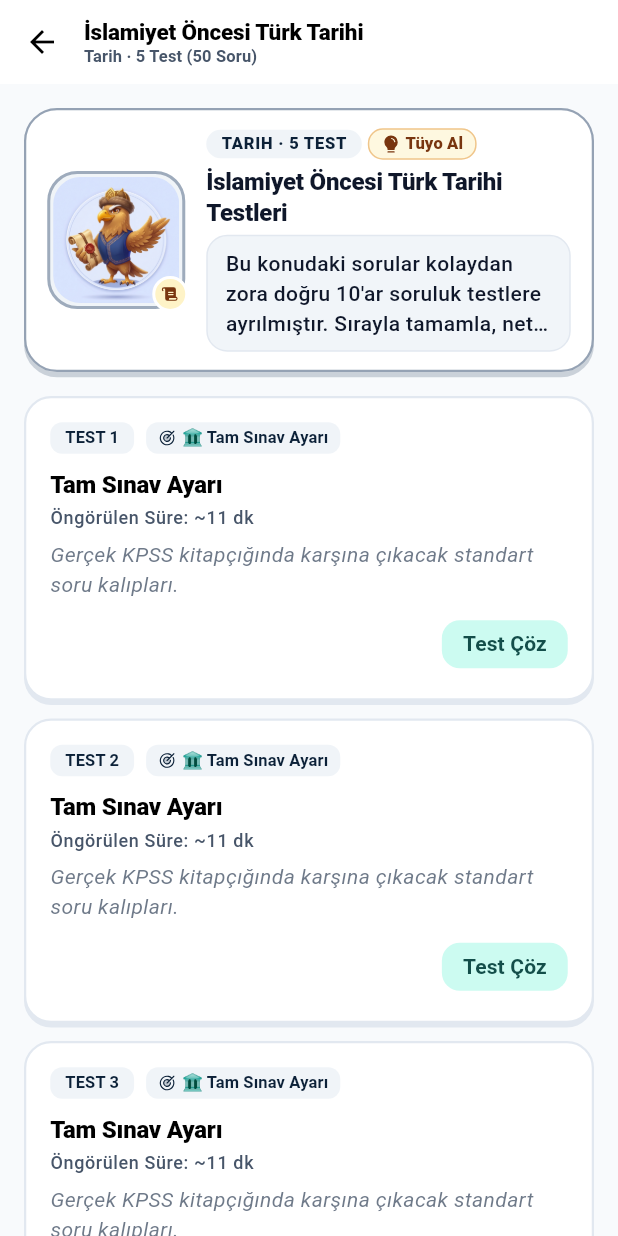
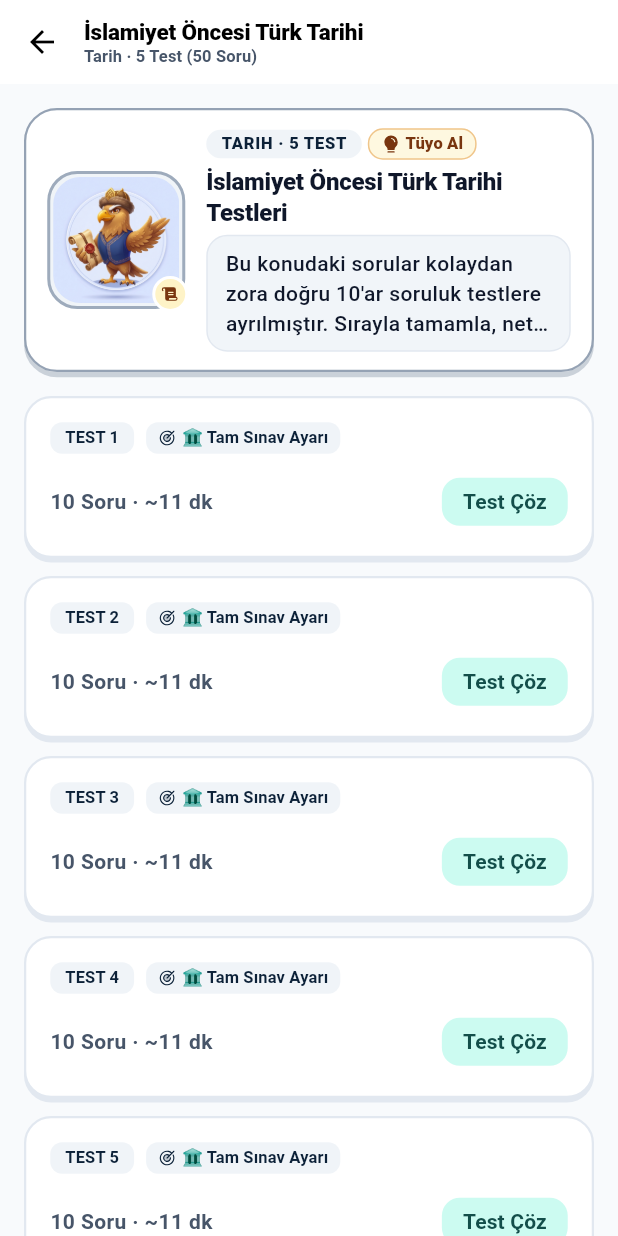
Before and after one commit to omerfarukpehlivan/kadro, a Flutter app: the LessonTopicsScreen screen opened directly with sample values from the repository, after a tap on "Test Çöz", on a phone screen of 412 x 824 dp. Run offline on Flutter 3.47's test engine with Material 3 defaults, Android fonts, the phone set to English and light mode, and no system bars; our stand-ins replace fl_chart, flex_color_scheme, flutter_animate, flutter_local_notifications, flutter_riverpod, go_router and 6 more; missing offline and left inert: purchases_flutter; accounts and stored records are empty.

Commit message:
feat(ui): add solved test/topic/exam visual indicators and declutter download/difficulty card texts (TASK-75)

```diff
--- a/lib/features/lessons/presentation/lesson_topics_screen.dart
+++ b/lib/features/lessons/presentation/lesson_topics_screen.dart
@@ -7,6 +7,7 @@ import 'package:kadro/features/lessons/data/kpss_lessons.dart';
 import 'package:kadro/features/profile/data/user_preferences_notifier.dart';
 import 'package:kadro/features/profile/presentation/paywall_screen.dart';
 import 'package:kadro/features/quiz/data/question_repository.dart';
+import 'package:kadro/features/stats/data/study_stats_notifier.dart';
 import 'package:kadro/features/lessons/presentation/topic_tests_screen.dart';
 import 'package:kadro/shared/widgets/mascot_coach_banner.dart';
 import 'package:kadro/shared/widgets/tactile_card.dart';
@@ -163,49 +164,6 @@ class _TopicPathNode extends ConsumerWidget {
 
   String get packageId => 'topic_${lessonName}_$topic';
 
-  Future<void> _handleDownload(BuildContext context, WidgetRef ref) async {
-    final isPro = ref.read(userPreferencesProvider).isPro;
-    if (!isPro) {
-      Navigator.of(context)
-          .push(MaterialPageRoute(builder: (_) => const PaywallScreen()));
-      ScaffoldMessenger.of(context).showSnackBar(
-        const SnackBar(
-          content: Text(
-            '🔒 Çevrimdışı soru ve deneme indirme özelliği Kadro PRO üyelerine özeldir.',
-          ),
-        ),
-      );
-      return;
-    }
-
-    try {
-      final questionRepo = ref.read(questionRepositoryProvider);
-      final questions = await questionRepo.fetchQuestions(
-        lesson: lessonName,
-        topic: topic,
-      );
-      final finalQuestions = questions.isNotEmpty
-          ? questions
-          : await questionRepo.getQuestionsByLesson(lessonName);
-
-      await ref
-          .read(downloadedPackagesProvider.notifier)
-          .downloadPackage(
-            packageId: packageId,
-            questions: finalQuestions,
-            isPro: isPro,
-          );
-      if (!context.mounted) return;
-      ScaffoldMessenger.of(context).showSnackBar(
-        SnackBar(content: Text('✅ $topic çevrimdışı kullanım için hazır!')),
-      );
-    } catch (e) {
-      if (!context.mounted) return;
-      ScaffoldMessenger.of(context)
-          .showSnackBar(SnackBar(content: Text('İndirme hatası: $e')));
-    }
-  }
-
   Future<void> _startTopicTest(BuildContext context, WidgetRef ref) async {
     final isOnline = ref.read(isOnlineProvider);
     final downloadedPackages = ref.read(downloadedPackagesProvider);
@@ -269,6 +227,13 @@ class _TopicPathNode extends ConsumerWidget {
     final downloadedPackages = ref.watch(downloadedPackagesProvider);
     final isDownloaded = downloadedPackages.contains(packageId);
 
+    final stats = ref.watch(studyStatsProvider);
+    final solvedTestCount = stats.countSolvedTestsForTopic(
+      lesson: lessonName,
+      topic: topic,
+    );
+    final isTopicSolved = solvedTestCount > 0;
+
     return IntrinsicHeight(
       child: Row(
         crossAxisAlignment: CrossAxisAlignment.stretch,
@@ -282,21 +247,38 @@ class _TopicPathNode extends ConsumerWidget {
                   width: 40,
                   height: 40,
                   decoration: BoxDecoration(
-                    color: index == 0
+                    color: isTopicSolved
+                        ? colorScheme.secondary
+                        : (index == 0
                               ? colorScheme.primary
-                        : colorScheme.primaryContainer,
+                              : colorScheme.primaryContainer),
                     shape: BoxShape.circle,
-                    border: Border.all(color: colorScheme.primary, width: 2),
+                    border: Border.all(
+                      color: isTopicSolved
+                          ? colorScheme.secondary
+                          : colorScheme.primary,
+                      width: 2,
+                    ),
                     boxShadow: [
                       BoxShadow(
-                        color: colorScheme.primary.withAlpha(45),
+                        color:
+                            (isTopicSolved
+                                    ? colorScheme.secondary
+                                    : colorScheme.primary)
+                                .withAlpha(45),
                         offset: const Offset(0, 3),
                         blurRadius: 0,
                       ),
                     ],
                   ),
                   alignment: Alignment.center,
-                  child: Text(
+                  child: isTopicSolved
+                      ? PhosphorIcon(
+                          PhosphorIconsBold.check,
+                          size: 18,
+                          color: colorScheme.onSecondary,
+                        )
+                      : Text(
                           '${index + 1}',
                           style: textTheme.labelLarge?.copyWith(
                             color: index == 0
@@ -311,7 +293,11 @@ class _TopicPathNode extends ConsumerWidget {
                     child: Center(
                       child: Container(
                         width: 3,
-                        color: colorScheme.primary.withAlpha(70),
+                        color:
+                            (isTopicSolved
+                                    ? colorScheme.secondary
+                                    : colorScheme.primary)
+                                .withAlpha(70),
                       ),
                     ),
                   ),
@@ -326,16 +312,53 @@ class _TopicPathNode extends ConsumerWidget {
               padding: const EdgeInsets.only(bottom: 16),
               child: TactileCard(
                 onTap: () => _startTopicTest(context, ref),
+                borderColor: isTopicSolved
+                    ? colorScheme.secondary.withAlpha(150)
+                    : colorScheme.outlineVariant,
+                backgroundColor: isTopicSolved
+                    ? colorScheme.secondaryContainer.withAlpha(30)
+                    : colorScheme.surface,
                 child: Column(
                   crossAxisAlignment: CrossAxisAlignment.start,
                   children: [
-                    // Üst Satır: Çevrimdışı İndirme Butonu / Rozeti (Sağa Yaslı)
+                    if (isTopicSolved || isDownloaded) ...[
                       Align(
                         alignment: Alignment.centerRight,
-                      child: isDownloaded
-                          ? Tooltip(
-                              message: 'Cihazda Hazır',
-                              child: Container(
+                        child: Wrap(
+                          spacing: 6,
+                          runSpacing: 4,
+                          children: [
+                            if (isTopicSolved)
+                              Container(
+                                padding: const EdgeInsets.symmetric(
+                                  horizontal: 7,
+                                  vertical: 3,
+                                ),
+                                decoration: BoxDecoration(
+                                  color: colorScheme.secondaryContainer,
+                                  borderRadius: BorderRadius.circular(10),
+                                ),
+                                child: Row(
+                                  mainAxisSize: MainAxisSize.min,
+                                  children: [
+                                    PhosphorIcon(
+                                      PhosphorIconsFill.checkCircle,
+                                      size: 13,
+                                      color: colorScheme.onSecondaryContainer,
+                                    ),
+                                    const SizedBox(width: 4),
+                                    Text(
+                                      '$solvedTestCount Test Çözüldü',
+                                      style: textTheme.labelSmall?.copyWith(
+                                        color: colorScheme.onSecondaryContainer,
+                                        fontWeight: FontWeight.w700,
+                                      ),
+                                    ),
+                                  ],
+                                ),
+                              ),
+                            if (isDownloaded)
+                              Container(
                                 padding: const EdgeInsets.symmetric(
                                   horizontal: 7,
                                   vertical: 3,
@@ -363,25 +386,11 @@ class _TopicPathNode extends ConsumerWidget {
                                   ],
                                 ),
                               ),
-                            )
-                          : Tooltip(
-                              message: 'Çevrimdışı İndir',
-                              child: InkWell(
-                                borderRadius: BorderRadius.circular(12),
-                                onTap: () => _handleDownload(context, ref),
-                                child: Padding(
-                                  padding: const EdgeInsets.all(4),
-                                  child: PhosphorIcon(
-                                    PhosphorIconsBold.downloadSimple,
-                                    size: 16,
-                                    color: colorScheme.onSurfaceVariant
-                                        .withAlpha(150),
-                                  ),
-                                ),
-                              ),
+                          ],
                         ),
                       ),
                       const SizedBox(height: 6),
+                    ],
                     // Orta: Konu Başlığı (Tam Genişlik)
                     Text(
                       topic,
--- a/lib/features/lessons/presentation/topic_tests_screen.dart
+++ b/lib/features/lessons/presentation/topic_tests_screen.dart
@@ -9,6 +9,7 @@ import 'package:kadro/features/quiz/data/models/question.dart';
 import 'package:kadro/features/quiz/data/models/test_difficulty_tier.dart';
 import 'package:kadro/features/quiz/data/question_repository.dart';
 import 'package:kadro/features/quiz/presentation/quiz_screen.dart';
+import 'package:kadro/features/stats/data/study_stats_notifier.dart';
 import 'package:kadro/shared/widgets/mascot_coach_banner.dart';
 import 'package:kadro/shared/widgets/tactile_card.dart';
 import 'package:phosphor_flutter/phosphor_flutter.dart';
@@ -214,6 +215,13 @@ class _TopicTestsScreenState extends ConsumerState<TopicTestsScreen> {
     final colorScheme = Theme.of(context).colorScheme;
     final textTheme = Theme.of(context).textTheme;
 
+    final stats = ref.watch(studyStatsProvider);
+    final solvedSession = stats.findLatestSessionForTest(
+      lesson: widget.lessonName,
+      topic: widget.topic,
+      testNumber: index + 1,
+    );
+
     // Ortalama zorluk hesabı ve Seviye (Tier) belirleme
     final avgDifficulty = chunk.isNotEmpty
         ? chunk.map((q) => q.difficultyLevel).reduce((a, b) => a + b) /
@@ -228,12 +236,17 @@ class _TopicTestsScreenState extends ConsumerState<TopicTestsScreen> {
       padding: AppSpacing.cardMarginBottom,
       child: TactileCard(
         onTap: () => _startTest(index, chunk, tier),
+        backgroundColor: solvedSession != null
+            ? colorScheme.secondaryContainer.withAlpha(35)
+            : colorScheme.surface,
+        borderColor: solvedSession != null
+            ? colorScheme.secondary.withAlpha(160)
+            : colorScheme.outlineVariant,
         child: Column(
           crossAxisAlignment: CrossAxisAlignment.start,
           children: [
-            // Üst Satır: Test Numarası Rozeti ve Dikkat Çekici Seviye Rozeti
+            // Üst Satır: Test Numarası Rozeti, Seviye Rozeti ve Çözüldü Rozeti
             Wrap(
-              alignment: WrapAlignment.spaceBetween,
               crossAxisAlignment: WrapCrossAlignment.center,
               spacing: 8,
               runSpacing: 6,
@@ -279,40 +292,55 @@ class _TopicTestsScreenState extends ConsumerState<TopicTestsScreen> {
                     ],
                   ),
                 ),
+                if (solvedSession != null)
+                  Container(
+                    padding: const EdgeInsets.symmetric(
+                      horizontal: 8,
+                      vertical: 4,
+                    ),
+                    decoration: BoxDecoration(
+                      color: colorScheme.secondaryContainer,
+                      borderRadius: BorderRadius.circular(8),
+                    ),
+                    child: Row(
+                      mainAxisSize: MainAxisSize.min,
+                      children: [
+                        PhosphorIcon(
+                          PhosphorIconsFill.checkCircle,
+                          size: 13,
+                          color: colorScheme.onSecondaryContainer,
+                        ),
+                        const SizedBox(width: 4),
+                        Text(
+                          'Çözüldü · ${solvedSession.correctCount}D ${solvedSession.wrongCount}Y (${solvedSession.netScore.toStringAsFixed(1)} Net)',
+                          style: textTheme.labelSmall?.copyWith(
+                            color: colorScheme.onSecondaryContainer,
+                            fontWeight: FontWeight.w700,
+                          ),
+                        ),
                       ],
                     ),
-            const SizedBox(height: 10),
+                  ),
+              ],
+            ),
+            const SizedBox(height: 12),
 
-            // Orta Alan: Seviye Başlığı
-            Text(
-              tier.cleanTitle,
-              style: textTheme.titleMedium?.copyWith(
-                fontWeight: FontWeight.w800,
+            // Alt Satır: Soru Sayısı / Süre ve Aksiyon Butonu
+            Row(
+              mainAxisAlignment: MainAxisAlignment.spaceBetween,
+              crossAxisAlignment: CrossAxisAlignment.center,
+              children: [
+                Expanded(
+                  child: Text(
+                    '${chunk.length} Soru · ~${(chunk.length * 1.1).round()} dk',
+                    style: textTheme.bodyMedium?.copyWith(
+                      color: colorScheme.onSurfaceVariant,
+                      fontWeight: FontWeight.w600,
                     ),
                   ),
-            const SizedBox(height: 4),
-            Text(
-              'Öngörülen Süre: ~${(chunk.length * 1.1).round()} dk',
-              style: textTheme.bodySmall?.copyWith(
-                color: colorScheme.onSurfaceVariant,
                 ),
-            ),
-            const SizedBox(height: 6),
-
-            // Motive edici mini açıklama
-            Text(
-              tier.description,
-              style: textTheme.bodyMedium?.copyWith(
-                color: colorScheme.onSurfaceVariant.withAlpha(200),
-                fontStyle: FontStyle.italic,
-              ),
-            ),
-            const SizedBox(height: 10),
-
-            // Alt Satır: Sağa Yaslı Test Çöz Butonu
-            Align(
-              alignment: Alignment.centerRight,
-              child: FilledButton.tonal(
+                const SizedBox(width: 8),
+                FilledButton.tonal(
                   onPressed: () => _startTest(index, chunk, tier),
                   style: FilledButton.styleFrom(
                     visualDensity: VisualDensity.compact,
@@ -321,8 +349,11 @@ class _TopicTestsScreenState extends ConsumerState<TopicTestsScreen> {
                       vertical: 6,
                     ),
                   ),
-                child: const Text('Test Çöz'),
+                  child: Text(
+                    solvedSession != null ? 'Tekrar Çöz' : 'Test Çöz',
                   ),
+                ),
+              ],
             ),
           ],
         ),
--- a/lib/features/stats/data/study_stats_notifier.dart
+++ b/lib/features/stats/data/study_stats_notifier.dart
@@ -88,6 +88,55 @@ class StudyStatsState {
     if (acc >= 80) return 'Usta (%$acc)';
     if (acc >= 50) return 'Gelişiyor (%$acc)';
     return 'Kritik (%$acc)';
+  }
+
+  /// Belirli bir derse, konuya ve test numarasına ait en son oturum kaydını döner.
+  QuizSessionRecord? findLatestSessionForTest({
+    required String lesson,
+    required String topic,
+    required int testNumber,
+  }) {
+    final prefix = '$lesson · $topic · Test $testNumber';
+    for (final s in sessionHistory) {
+      if (s.title.contains(prefix)) {
+        return s;
+      }
+    }
+    return null;
+  }
+
+  /// Belirli bir ders ve konuya ait kaç farklı testin çözüldüğünü hesaplar.
+  int countSolvedTestsForTopic({
+    required String lesson,
+    required String topic,
+  }) {
+    final targetPattern = '$lesson · $topic · Test ';
+    final regex = RegExp(r'Test (\d+)');
+    final solvedNumbers = <int>{};
+
+    for (final s in sessionHistory) {
+      if (s.title.contains(targetPattern)) {
+        final match = regex.firstMatch(s.title);
+        if (match != null) {
+          final number = int.tryParse(match.group(1)!);
+          if (number != null) {
+            solvedNumbers.add(number);
+          }
+        }
+      }
+    }
+
+    return solvedNumbers.length;
+  }
+
+  /// Başlığı verilen önekle başlayan en son oturum kaydını döner (örn. deneme sınavları).
+  QuizSessionRecord? findLatestSessionForTitle(String titlePrefix) {
+    for (final s in sessionHistory) {
+      if (s.title.startsWith(titlePrefix)) {
+        return s;
+      }
+    }
+    return null;
   }
 
   StudyStatsState copyWith({
```
Also changed, not shown: lib/features/exams/presentation/exams_screen.dart (+42 -2 lines), 3 other files. Lines whose indentation alone changed are shown as unchanged.
